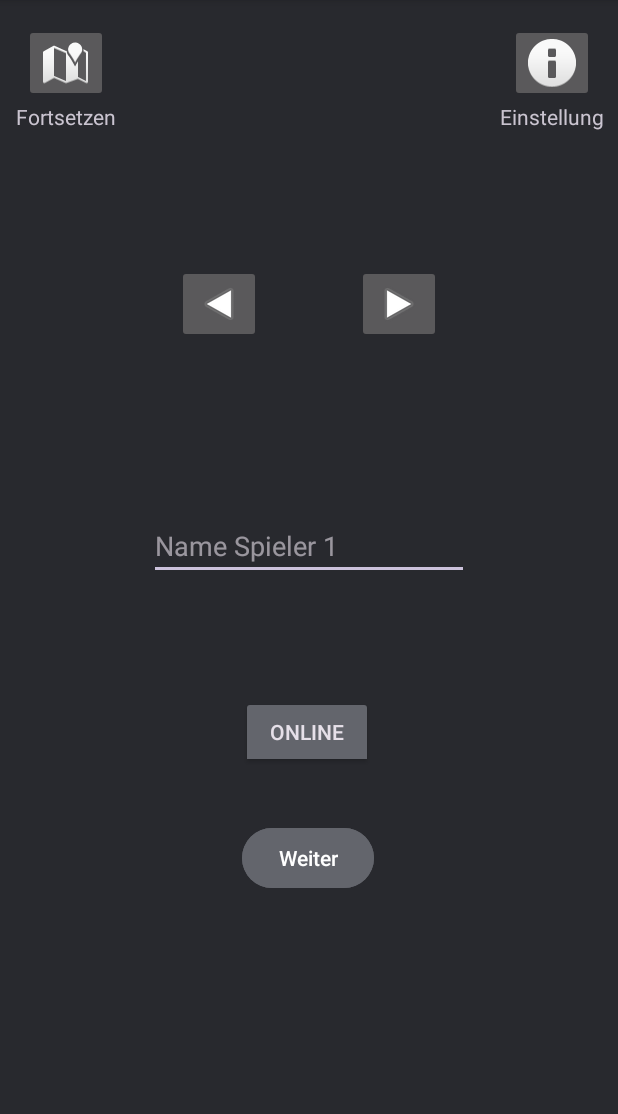
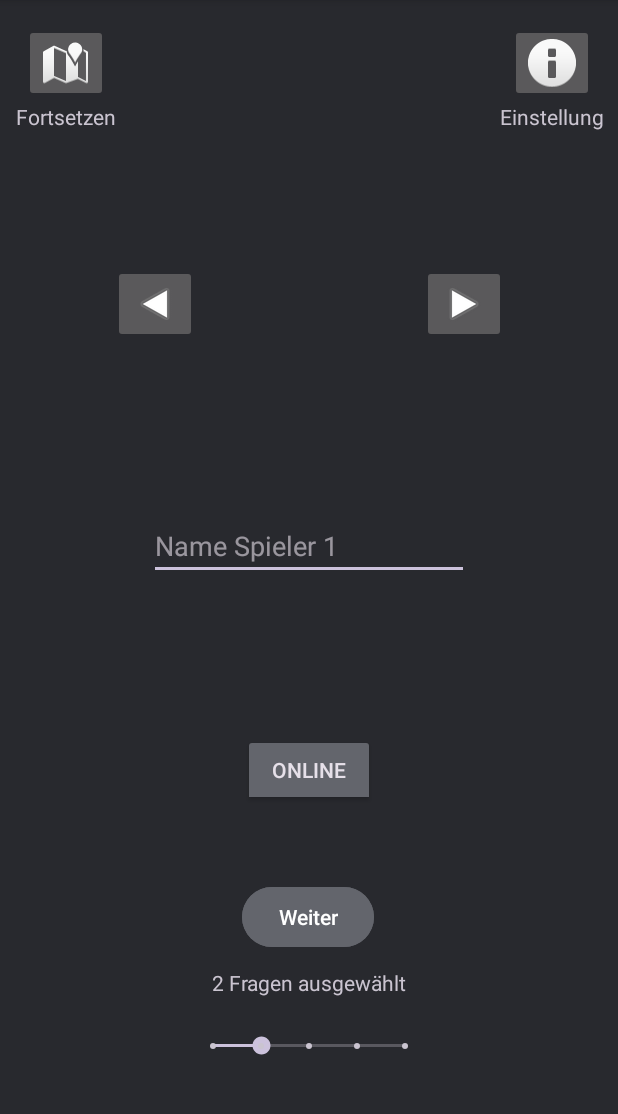
Before and after one commit to Sam21606/KH2-Spielt, an Android app: the screen it shows after launch (PlayerConfig), after a tap on "Start", on a phone screen of 412 x 824 dp, the part 96-1210 px from its top. Run offline under Robolectric (Android 15) with nearby library versions, the phone set to English and light mode, and no system bars; our stand-ins replace Firebase (no records; nobody signed in at launch, a user with empty details on screens opened directly).

Commit message:
minor changes and clean up

```diff
--- a/app/src/main/AndroidManifest.xml
+++ b/app/src/main/AndroidManifest.xml
@@ -61,7 +61,7 @@
             </intent-filter>
         </activity>
         <activity
-            android:name=".ratingOffline"
+            android:name=".RatingOffline"
             android:exported="true">
             <intent-filter>
                 <action android:name="android.intent.action.MAIN" />
--- a/app/src/main/java/com/example/projekt/Ereignisskarte.kt
+++ b/app/src/main/java/com/example/projekt/Ereignisskarte.kt
@@ -17,7 +17,7 @@ class Ereignisskarte : AppCompatActivity() {
     private fun init() {
         val buttonWeiterEreigniskarte = findViewById<Button>(R.id.buttonWeiterEreigniskarte)
         buttonWeiterEreigniskarte.setOnClickListener {
-            intent = Intent(this, ratingOffline::class.java)
+            intent = Intent(this, RatingOffline::class.java)
             startActivity(intent)
         }
     }
--- a/app/src/main/java/com/example/projekt/MainActivity.kt
+++ b/app/src/main/java/com/example/projekt/MainActivity.kt
@@ -13,8 +13,7 @@ class MainActivity : AppCompatActivity() {
 
 
     private lateinit var startButton: Button
-    private lateinit var test: String
-    var db = FirebaseFirestore.getInstance()
+    private var db = FirebaseFirestore.getInstance()
 
     override fun onCreate(savedInstanceState: Bundle?) {
         super.onCreate(savedInstanceState)
@@ -108,15 +107,4 @@ class MainActivity : AppCompatActivity() {
             counter++
         }
     }
-
-    fun test() {
-        test = "1"
-        val docRef = db.collection("Answer").document("08m79j4cYbfKpgiNhYyE")
-        docRef.get()
-            .addOnSuccessListener { document ->
-                test = document.getString("Text").toString()
-
-            }
-    }
-
 }
--- a/app/src/main/java/com/example/projekt/PlayerConfig.kt
+++ b/app/src/main/java/com/example/projekt/PlayerConfig.kt
@@ -10,9 +10,12 @@ import android.view.WindowManager
 import android.widget.Button
 import android.widget.EditText
 import android.widget.ImageButton
+import android.widget.SeekBar
+import android.widget.SeekBar.OnSeekBarChangeListener
 import android.widget.TextView
 import android.widget.ToggleButton
 import androidx.appcompat.app.AppCompatActivity
+
 
 class PlayerConfig : AppCompatActivity() {
 
@@ -21,6 +24,8 @@ class PlayerConfig : AppCompatActivity() {
     private lateinit var textName2: EditText
     private lateinit var gameStartButton: Button
     private lateinit var gespeicherteSpiele: ImageButton
+    private lateinit var seekBar : SeekBar
+    private lateinit var textViewQuestionCount : TextView
     private var chosenPopout : MutableList <String> = mutableListOf() // erste Stelle Titel zweite Stelle Erklärung
 
 
@@ -36,8 +41,12 @@ class PlayerConfig : AppCompatActivity() {
         textName2 = findViewById(R.id.textName2)
         gameStartButton = findViewById(R.id.gameStartButton)
         gespeicherteSpiele = findViewById(R.id.gespeicherteSpiele)
+        seekBar = findViewById(R.id.seekBar)
+        textViewQuestionCount = findViewById(R.id.textViewQuestionCount)
+        var questionCount = seekBar.progress +1
+        textViewQuestionCount.text = getString(R.string.fragen_ausgewahlt , questionCount.toString())
         chosenPopout = mutableListOf(getString(R.string.no_name), getString(R.string.no_name_explained))
-        toggleButton.setOnClickListener() {
+        toggleButton.setOnClickListener {
             onlineOfflinechanger()
         }
         gameStartButton.setOnClickListener {
@@ -45,14 +54,28 @@ class PlayerConfig : AppCompatActivity() {
         }
         gespeicherteSpiele.setOnClickListener {
             DataStore.reconnect = true
-            val intent = Intent(this, OnlineConnection::class.java)
+            val intent = Intent(this , OnlineConnection::class.java)
             startActivity(intent)
         }
+        seekBar.setOnSeekBarChangeListener(object : OnSeekBarChangeListener {
+            override fun onStopTrackingTouch(seekBar: SeekBar) {
+            }
+
+            override fun onStartTrackingTouch(seekBar: SeekBar) {
+            }
+
+            override fun onProgressChanged(seekBar: SeekBar , progress: Int , fromUser: Boolean) {
+                questionCount = seekBar.progress +1
+                textViewQuestionCount.text =
+                    getString(R.string.fragen_ausgewahlt , questionCount.toString())
+            }
+        })
     }
 
     private fun goToVeranstaltungswahl() {
         DataStore.playerName1 = textName1.text.toString()
         DataStore.playerName2 = textName2.text.toString()
+        DataStore.questionCount = seekBar.progress +1
         onlineOfflinechanger()
         if (DataStore.gameMode && DataStore.playerName1 != "") {
             DataStore.logQuestionAnswers()
@@ -86,7 +109,7 @@ class PlayerConfig : AppCompatActivity() {
     }
 
 
-    fun onlineOfflinechanger() {
+    private fun onlineOfflinechanger() {
         if (toggleButton.text.toString() == "Offline") {
             DataStore.gameMode = false
             textName2.visibility = View.VISIBLE
--- a/app/src/main/java/com/example/projekt/QuizOffline.kt
+++ b/app/src/main/java/com/example/projekt/QuizOffline.kt
@@ -132,7 +132,7 @@ class QuizOffline : AppCompatActivity() {
         textViewFrageQuiz.text = questionText
     }
 
-    fun setTextEtcToChosenQuestio() {
+    private fun setTextEtcToChosenQuestio() {
         // setzt den text der Buttons zu Fragen und Antwort
 
         //Speichert Fragen und Antworten in einzelnen Variabeln
--- a/app/src/main/java/com/example/projekt/ratingOffline.kt
+++ b/app/src/main/java/com/example/projekt/RatingOffline.kt
@@ -11,7 +11,7 @@ import android.widget.RatingBar
 import android.widget.TextView
 import androidx.appcompat.app.AppCompatActivity
 
-class ratingOffline : AppCompatActivity() { // KLassennamen camel case
+class RatingOffline : AppCompatActivity() { // KLassennamen camel case
 
     private lateinit var ratingBewertung: RatingBar
     private lateinit var buttonWeiterBewertung: Button
--- a/app/src/main/java/com/example/projekt/Spielbrett.kt
+++ b/app/src/main/java/com/example/projekt/Spielbrett.kt
@@ -61,12 +61,12 @@ class Spielbrett : AppCompatActivity() {
 
     private fun setPunkteanzeigen() {
         textViewPlayer1.text = getString(
-            R.string.player1_points ,
+            R.string.player_points ,
             DataStore.playerName1 ,
             DataStore.currentPoints1.toString()
         )
         textViewPlayer2.text = getString(
-            R.string.palyer2_points ,
+            R.string.player_points ,
             DataStore.playerName2 ,
             DataStore.currentPoints2.toString()
         )
--- a/app/src/main/java/com/example/projekt/Stufe4Offline.kt
+++ b/app/src/main/java/com/example/projekt/Stufe4Offline.kt
@@ -6,7 +6,7 @@ import android.widget.Button
 import androidx.appcompat.app.AppCompatActivity
 
 class Stufe4Offline : AppCompatActivity() {
-    lateinit var buttonStufe4Offline: Button
+    private lateinit var buttonStufe4Offline: Button
 
     override fun onCreate(savedInstanceState: Bundle?) {
         super.onCreate(savedInstanceState)
@@ -17,7 +17,7 @@ class Stufe4Offline : AppCompatActivity() {
 
     private fun init() {
         DataStore.stage = 4
-        buttonStufe4Offline = findViewById<Button>(R.id.buttonStufe4Offline)
+        buttonStufe4Offline = findViewById(R.id.buttonStufe4Offline)
         buttonStufe4Offline.setOnClickListener {
             val intent = Intent(this, Spielbrett::class.java)
             startActivity(intent)
--- a/app/src/main/java/com/example/projekt/WartenAufMitspieler.kt
+++ b/app/src/main/java/com/example/projekt/WartenAufMitspieler.kt
@@ -7,8 +7,8 @@ import com.google.firebase.firestore.FirebaseFirestore
 import com.google.firebase.firestore.ListenerRegistration
 
 class WartenAufMitspieler : AppCompatActivity() {
-    var db = FirebaseFirestore.getInstance()
-    lateinit var listenerRegistration: ListenerRegistration
+    private var db = FirebaseFirestore.getInstance()
+    private lateinit var listenerRegistration: ListenerRegistration
 
     override fun onCreate(savedInstanceState: Bundle?) {
         super.onCreate(savedInstanceState)
@@ -21,6 +21,7 @@ class WartenAufMitspieler : AppCompatActivity() {
         listenerRegistration = db.collection("Games").document(DataStore.gameID)
             .addSnapshotListener{snapshot, _ ->
                 DataStore.topic = snapshot?.get("topic").toString()
+                DataStore.questionsPicked = (snapshot?.get("questionsPicked") as? MutableList<Int>)!!
                 println("Im still on")
                 if (DataStore.topic == "Theater" || DataStore.topic == "Oper" || DataStore.topic == "Lesung" || DataStore.topic == "Performance" || DataStore.topic == "Ausstellung" || DataStore.topic == "Konzert") {
                     listenerRegistration.remove()
--- a/app/src/main/res/layout/player_config.xml
+++ b/app/src/main/res/layout/player_config.xml
@@ -32,18 +32,20 @@
         app:layout_constraintTop_toTopOf="parent" />
 
     <Button
-        android:backgroundTint="@color/grey"
-        android:textColor="@color/white"
         android:id="@+id/gameStartButton"
         android:layout_width="wrap_content"
         android:layout_height="wrap_content"
         android:layout_marginTop="36dp"
+        android:backgroundTint="@color/grey"
+        android:foreground="?selectableItemBackground"
         android:text="@string/continue_text"
-        android:foreground="?selectableItemBackground"
+        android:textColor="@color/white"
+        app:layout_constraintBottom_toBottomOf="parent"
         app:layout_constraintEnd_toEndOf="parent"
         app:layout_constraintHorizontal_bias="0.498"
         app:layout_constraintStart_toStartOf="parent"
-        app:layout_constraintTop_toBottomOf="@+id/toggleButton" />
+        app:layout_constraintTop_toBottomOf="@+id/toggleButton"
+        app:layout_constraintVertical_bias="0.1" />
 
     <ImageView
         android:id="@+id/imageView3"
@@ -61,8 +63,8 @@
         android:id="@+id/nächsterAvatarR"
         android:layout_width="wrap_content"
         android:layout_height="wrap_content"
-        android:layout_marginStart="32dp"
         app:layout_constraintBottom_toBottomOf="@+id/imageView3"
+        app:layout_constraintEnd_toEndOf="parent"
         app:layout_constraintStart_toEndOf="@+id/imageView3"
         app:layout_constraintTop_toTopOf="@+id/imageView3"
         app:srcCompat="@android:drawable/ic_media_play" />
@@ -71,11 +73,11 @@
         android:id="@+id/nächsterAvatarL"
         android:layout_width="wrap_content"
         android:layout_height="wrap_content"
-        android:layout_marginEnd="32dp"
         android:rotationX="0"
         android:rotationY="180"
         app:layout_constraintBottom_toBottomOf="@+id/imageView3"
         app:layout_constraintEnd_toStartOf="@+id/imageView3"
+        app:layout_constraintStart_toStartOf="parent"
         app:layout_constraintTop_toTopOf="@+id/imageView3"
         app:srcCompat="@android:drawable/ic_media_play" />
 
@@ -83,27 +85,30 @@
         android:id="@+id/toggleButton"
         android:layout_width="wrap_content"
         android:layout_height="wrap_content"
-        android:layout_marginTop="16dp"
         android:backgroundTint="@color/grey"
         android:textOff="@string/online"
         android:textOn="@string/offline"
+        app:layout_constraintBottom_toBottomOf="parent"
         app:layout_constraintEnd_toEndOf="parent"
-        app:layout_constraintHorizontal_bias="0.495"
+        app:layout_constraintHorizontal_bias="0.5"
         app:layout_constraintStart_toStartOf="parent"
-        app:layout_constraintTop_toBottomOf="@+id/textName2" />
+        app:layout_constraintTop_toBottomOf="@+id/textName2"
+        app:layout_constraintVertical_bias="0.109" />
 
     <EditText
         android:id="@+id/textName2"
         android:layout_width="wrap_content"
         android:layout_height="wrap_content"
-        android:layout_marginTop="16dp"
         android:ems="10"
         android:hint="@string/name2"
+        android:inputType="text"
         android:visibility="invisible"
-        android:inputType="text"
+        app:layout_constraintBottom_toBottomOf="parent"
         app:layout_constraintEnd_toEndOf="@+id/textName1"
+        app:layout_constraintHorizontal_bias="1.0"
         app:layout_constraintStart_toStartOf="@+id/textName1"
-        app:layout_constraintTop_toBottomOf="@+id/textName1" />
+        app:layout_constraintTop_toBottomOf="@+id/textName1"
+        app:layout_constraintVertical_bias="0.091" />
 
     <ImageButton
         android:id="@+id/gespeicherteSpiele"
@@ -133,4 +138,25 @@
         app:layout_constraintStart_toStartOf="@+id/SettingsButton"
         app:layout_constraintTop_toBottomOf="@+id/SettingsButton" />
 
+    <SeekBar
+        android:id="@+id/seekBar"
+        style="@style/Widget.AppCompat.SeekBar.Discrete"
+        android:layout_width="160dp"
+        android:layout_height="46dp"
+        android:max="4"
+        android:progress="1"
+        app:layout_constraintBottom_toBottomOf="parent"
+        app:layout_constraintEnd_toEndOf="parent"
+        app:layout_constraintStart_toStartOf="parent"
+        app:layout_constraintTop_toBottomOf="@+id/gameStartButton" />
+
+    <TextView
+        android:id="@+id/textViewQuestionCount"
+        android:layout_width="wrap_content"
+        android:layout_height="wrap_content"
+        app:layout_constraintBottom_toTopOf="@+id/seekBar"
+        app:layout_constraintEnd_toEndOf="parent"
+        app:layout_constraintStart_toStartOf="parent"
+        app:layout_constraintTop_toBottomOf="@+id/gameStartButton" />
+
 </androidx.constraintlayout.widget.ConstraintLayout>
--- a/app/src/main/res/values/strings.xml
+++ b/app/src/main/res/values/strings.xml
@@ -47,8 +47,7 @@
     <string name="culture_question">Wo kann man Kultur erleben?</string>
     <string name="culture_places">Wähle die Orte die du am meisten kennst oder magst</string>
     <string name="stage">Stufe %1$s</string>
-    <string name="player1_points">%1$s hat %2$s</string>
-    <string name="palyer2_points">%1$s hat %2$s Punkte</string>
+    <string name="player_points">%1$s hat %2$s Punkte</string>
     <string name="Stage_text">Stufe %1$s</string>
     <string name="continue_game">weiterspielen</string>
     <string name="copyID">Kopiere ID</string>
@@ -59,4 +58,5 @@
     <string name="wrongIDExplained">Die eingebene ID wurde nicht in der Datenbank gefunden. Prüfe ob diese korrekt ist und versuche es erneut</string>
     <string name="player_1">Player 1</string>
     <string name="player_2">Player 2</string>
+    <string name="fragen_ausgewahlt">%1$s Fragen ausgewählt</string>
 </resources>
--- a/build.gradle
+++ b/build.gradle
@@ -5,7 +5,7 @@ buildscript {
         mavenCentral()
     }
     dependencies {
-        classpath 'com.google.gms:google-services:4.3.15'
+        classpath 'com.google.gms:google-services:4.4.1'
     }
 }
 
```
Also changed, not shown: app/build.gradle (+11 -11 lines), app/src/main/java/com/example/projekt/Board.kt (+17 -26 lines), app/src/main/java/com/example/projekt/DataStore.kt (+4 -6 lines), app/src/main/java/com/example/projekt/OnlineConnection.kt (+21 -18 lines), app/src/main/java/com/example/projekt/ThemaErgebnis.kt (+12 -5 lines), app/src/main/java/com/example/projekt/Veranstaltungswahl.kt (+4 -4 lines).
